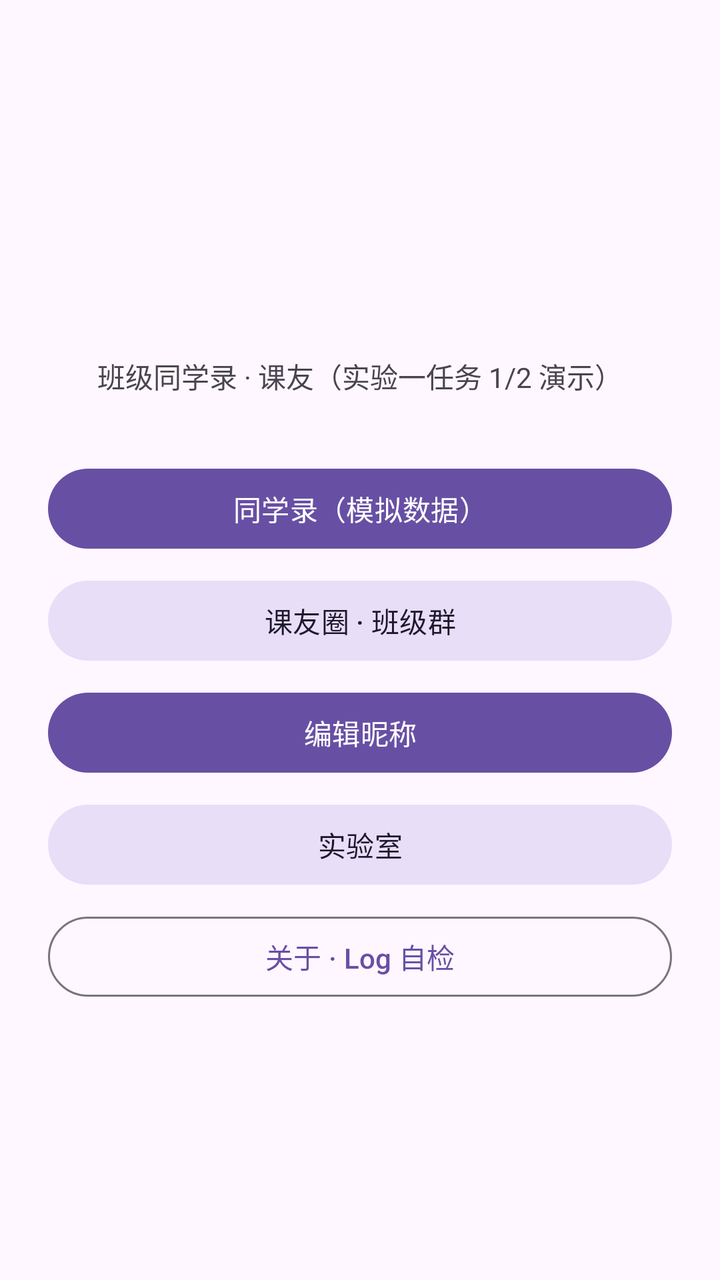
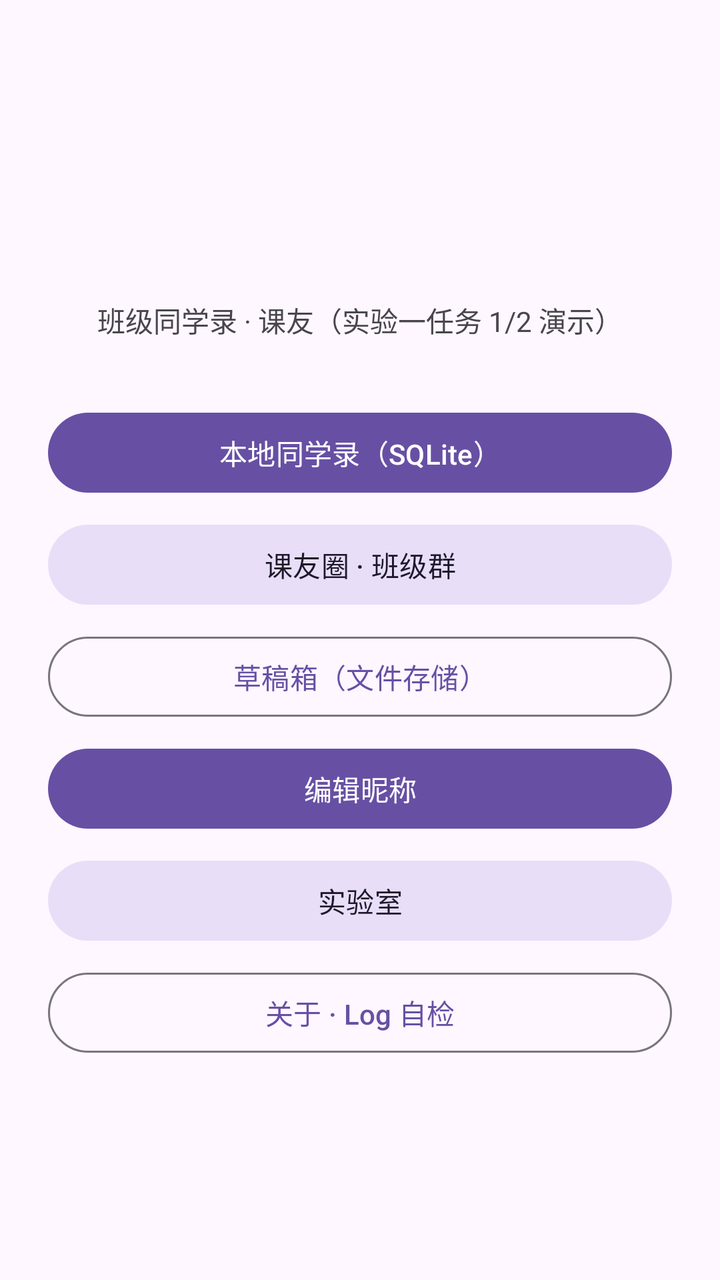

Two renders of the same Android screen: before a commit and after it. Below are the layout's source before the change and the commit's diff.
<!-- AndroidManifest.xml: application theme Theme.Keyou -->
<!-- res/layout/activity_main.xml -->
<?xml version="1.0" encoding="utf-8"?>
<LinearLayout xmlns:android="http://schemas.android.com/apk/res/android"
    android:layout_width="match_parent"
    android:layout_height="match_parent"
    android:orientation="vertical"
    android:gravity="center"
    android:padding="24dp">

    
    <TextView
        android:id="@+id/tv_net_banner"
        android:layout_width="match_parent"
        android:layout_height="wrap_content"
        android:padding="10dp"
        android:gravity="center"
        android:background="@color/md_secondary_container"
        android:textColor="@color/md_on_secondary_container"
        android:visibility="gone"
        android:layout_marginBottom="8dp" />

    <TextView
        android:id="@+id/tv_welcome"
        android:layout_width="wrap_content"
        android:layout_height="wrap_content"
        android:textSize="24sp"
        android:textStyle="bold"
        android:layout_marginBottom="8dp" />

    <TextView
        android:id="@+id/tv_hello"
        android:layout_width="wrap_content"
        android:layout_height="wrap_content"
        android:text="@string/main_subtitle"
        android:textSize="14sp"
        android:layout_marginBottom="32dp" />

    <Button
        android:id="@+id/btn_contacts"
        android:layout_width="match_parent"
        android:layout_height="wrap_content"
        android:text="@string/contact_list_title" />

    <Button
        android:id="@+id/btn_chat"
        style="@style/Widget.Material3.Button.TonalButton"
        android:layout_width="match_parent"
        android:layout_height="wrap_content"
        android:text="@string/chat_title"
        android:layout_marginTop="8dp" />

    <Button
        android:id="@+id/btn_edit_nickname"
        android:layout_width="match_parent"
        android:layout_height="wrap_content"
        android:text="@string/edit_nickname_title"
        android:layout_marginTop="8dp" />

    <Button
        android:id="@+id/btn_lab"
        style="@style/Widget.Material3.Button.TonalButton"
        android:layout_width="match_parent"
        android:layout_height="wrap_content"
        android:text="@string/lab_title"
        android:layout_marginTop="8dp" />

    <Button
        android:id="@+id/btn_about"
        style="@style/Widget.Material3.Button.OutlinedButton"
        android:layout_width="match_parent"
        android:layout_height="wrap_content"
        android:text="@string/about_title"
        android:layout_marginTop="8dp" />

</LinearLayout>
<!-- resources referenced by this layout -->
<resources>
  <color name="md_on_secondary_container">#1D192B</color>
  <color name="md_secondary_container">#E8DEF8</color>
  <string name="about_title">关于 · Log 自检</string>
  <string name="chat_title">课友圈 · 班级群</string>
  <string name="contact_list_title">同学录（模拟数据）</string>
  <string name="edit_nickname_title">编辑昵称</string>
  <string name="lab_title">实验室</string>
  <string name="main_subtitle">班级同学录 · 课友（实验一任务 1/2 演示）</string>
  <style name="Theme.Keyou" parent="Theme.Material3.DayNight.NoActionBar" />
</resources>

<!-- the commit's change to res/layout/activity_main.xml (unified diff, before → after) -->
@@ -49,6 +49,14 @@
         android:layout_marginTop="8dp" />
 
     <Button
+        android:id="@+id/btn_draft"
+        style="@style/Widget.Material3.Button.OutlinedButton"
+        android:layout_width="match_parent"
+        android:layout_height="wrap_content"
+        android:text="@string/draft_title"
+        android:layout_marginTop="8dp" />
+
+    <Button
         android:id="@+id/btn_edit_nickname"
         android:layout_width="match_parent"
         android:layout_height="wrap_content"
<!-- resource entries referenced after the edit -->
@@ -4,7 +4,8 @@
   <color name="md_secondary_container">#E8DEF8</color>
   <string name="about_title">关于 · Log 自检</string>
   <string name="chat_title">课友圈 · 班级群</string>
-  <string name="contact_list_title">同学录（模拟数据）</string>
+  <string name="contact_list_title">本地同学录（SQLite）</string>
+  <string name="draft_title">草稿箱（文件存储）</string>
   <string name="edit_nickname_title">编辑昵称</string>
   <string name="lab_title">实验室</string>
   <string name="main_subtitle">班级同学录 · 课友（实验一任务 1/2 演示）</string>
